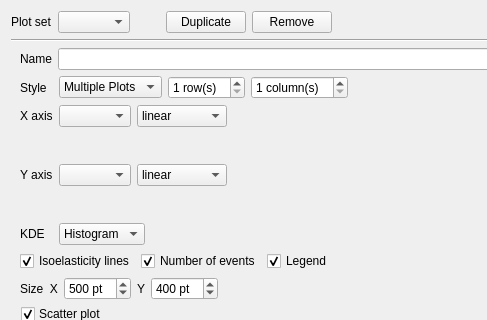
Old version of the form shapeout2/gui/analysis/ana_plot.ui in the repository ZELLMECHANIK-DRESDEN/ShapeOut2; both pictures show x 0 to 487 and y 0 to 320 of the 627 by 796 pixel window.
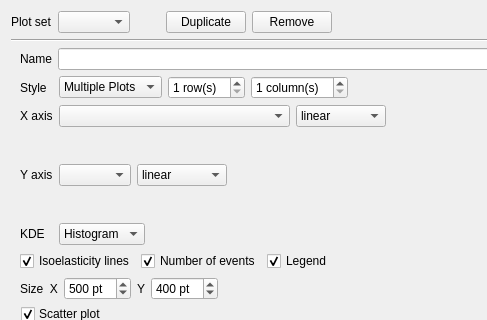
New version of the form. Custom widgets are drawn as their Qt base class.

The edit to the form file:
```diff
--- a/shapeout2/gui/analysis/ana_plot.ui
+++ b/shapeout2/gui/analysis/ana_plot.ui
@@ -121,7 +121,14 @@
           <number>0</number>
          </property>
          <item>
-          <widget class="QComboBox" name="comboBox_axis_x"/>
+          <widget class="QComboBox" name="comboBox_axis_x">
+           <property name="sizePolicy">
+            <sizepolicy hsizetype="MinimumExpanding" vsizetype="Fixed">
+             <horstretch>0</horstretch>
+             <verstretch>0</verstretch>
+            </sizepolicy>
+           </property>
+          </widget>
          </item>
          <item>
           <widget class="QComboBox" name="comboBox_scale_x">
```
